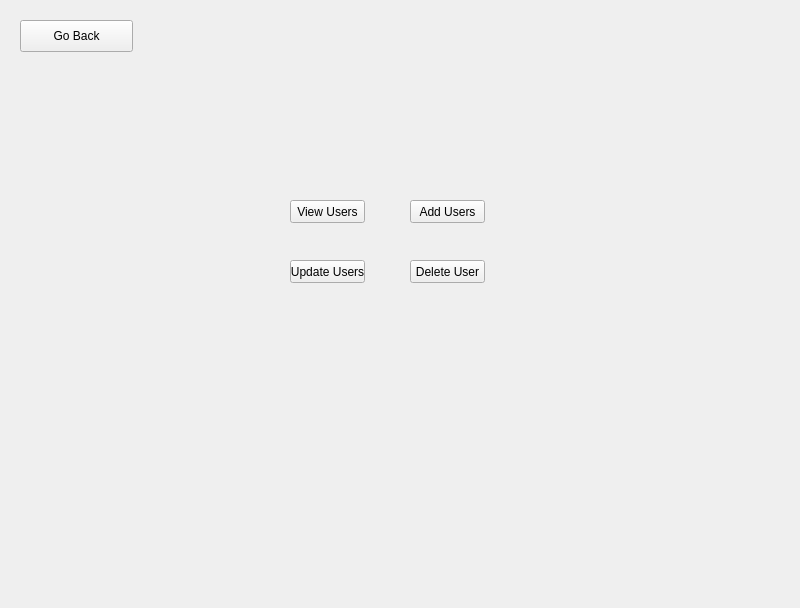
First picture: the form in gui/user_management/userManagementhome.ui, repository karthikdivakaran/reli_engine, before the edit.
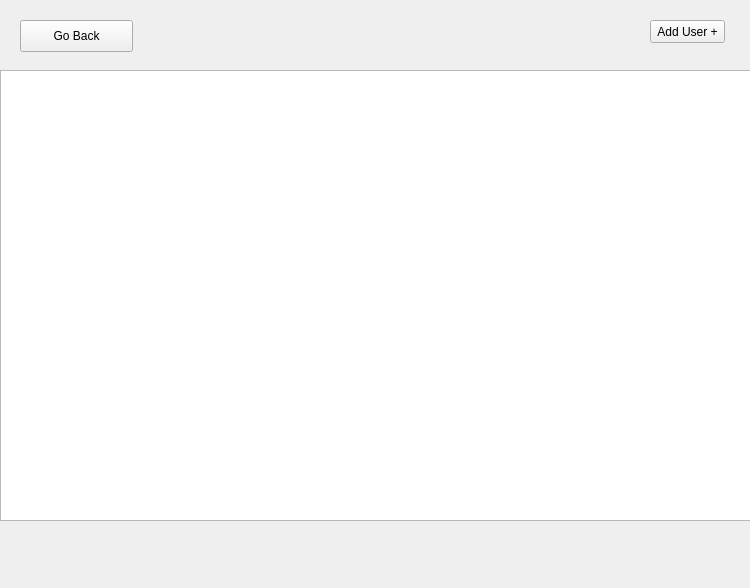
Second picture: the form after the edit.

Commit message: added user management and login page

Patch:
```diff
--- a/gui/user_management/userManagementhome.ui
+++ b/gui/user_management/userManagementhome.ui
@@ -6,8 +6,8 @@
    <rect>
     <x>0</x>
     <y>0</y>
-    <width>800</width>
-    <height>608</height>
+    <width>750</width>
+    <height>588</height>
    </rect>
   </property>
   <property name="acceptDrops">
@@ -16,56 +16,17 @@
   <property name="windowTitle">
    <string>Components</string>
   </property>
-  <widget class="QPushButton" name="deleteUserBtn">
-   <property name="geometry">
-    <rect>
-     <x>410</x>
-     <y>260</y>
-     <width>75</width>
-     <height>23</height>
-    </rect>
-   </property>
-   <property name="text">
-    <string>Delete User</string>
-   </property>
-  </widget>
   <widget class="QPushButton" name="addUserBtn">
    <property name="geometry">
     <rect>
-     <x>410</x>
-     <y>200</y>
+     <x>650</x>
+     <y>20</y>
      <width>75</width>
      <height>23</height>
     </rect>
    </property>
    <property name="text">
-    <string>Add Users</string>
-   </property>
-  </widget>
-  <widget class="QPushButton" name="showUsersBtn">
-   <property name="geometry">
-    <rect>
-     <x>290</x>
-     <y>200</y>
-     <width>75</width>
-     <height>23</height>
-    </rect>
-   </property>
-   <property name="text">
-    <string>View Users</string>
-   </property>
-  </widget>
-  <widget class="QPushButton" name="updateUserBtn">
-   <property name="geometry">
-    <rect>
-     <x>290</x>
-     <y>260</y>
-     <width>75</width>
-     <height>23</height>
-    </rect>
-   </property>
-   <property name="text">
-    <string>Update Users</string>
+    <string>Add User +</string>
    </property>
   </widget>
   <widget class="QPushButton" name="backBtn">
@@ -81,6 +42,16 @@
     <string>Go Back</string>
    </property>
   </widget>
+  <widget class="QTableWidget" name="tableView">
+   <property name="geometry">
+    <rect>
+     <x>0</x>
+     <y>70</y>
+     <width>751</width>
+     <height>451</height>
+    </rect>
+   </property>
+  </widget>
  </widget>
  <resources/>
  <connections/>
```
The commit also changes 9 other files.
